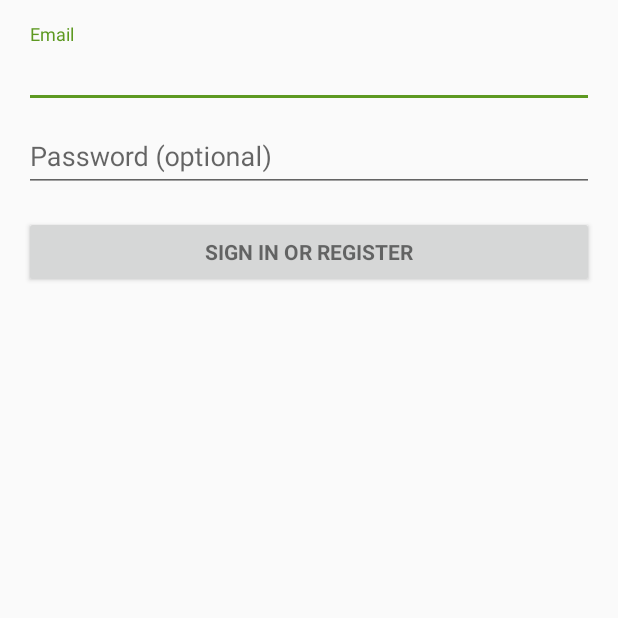
After one commit to wushi19/Ductv, an Android app: the LoginScreen screen opened directly, with no data from a screen before it, on a phone screen of 412 x 824 dp, the top half of it. The commit adds this screen. Run offline under Robolectric (Android 15) with nearby library versions, the phone set to English and light mode, and no system bars; 2 statements that could not run were skipped.

Commit message:
small updates to Android

```diff
--- a/Ducktv4Android/app/src/main/java/com/example/bryandeleon_vargas/ducktv4android/HomeScreen.java
+++ b/Ducktv4Android/app/src/main/java/com/example/bryandeleon_vargas/ducktv4android/HomeScreen.java
@@ -1,5 +1,6 @@
 package com.example.bryandeleon_vargas.ducktv4android;
 
+import android.content.Context;
 import android.graphics.Bitmap;
 import android.graphics.BitmapFactory;
 import android.support.design.widget.NavigationView;
@@ -14,6 +15,7 @@
 import android.view.MenuItem;
 import android.view.View;
 import android.widget.ImageView;
+import android.widget.Toast;
 
 public class HomeScreen extends AppCompatActivity {
 
--- /dev/null
+++ b/Ducktv4Android/app/src/main/java/com/example/bryandeleon_vargas/ducktv4android/LoginScreen.java
@@ -0,0 +1,349 @@
+package com.example.bryandeleon_vargas.ducktv4android;
+
+import android.animation.Animator;
+import android.animation.AnimatorListenerAdapter;
+import android.annotation.TargetApi;
+import android.content.pm.PackageManager;
+import android.support.annotation.NonNull;
+import android.support.design.widget.Snackbar;
+import android.support.v7.app.AppCompatActivity;
+import android.app.LoaderManager.LoaderCallbacks;
+
+import android.content.CursorLoader;
+import android.content.Loader;
+import android.database.Cursor;
+import android.net.Uri;
+import android.os.AsyncTask;
+
+import android.os.Build;
+import android.os.Bundle;
+import android.provider.ContactsContract;
+import android.text.TextUtils;
+import android.view.KeyEvent;
+import android.view.View;
+import android.view.View.OnClickListener;
+import android.view.inputmethod.EditorInfo;
+import android.widget.ArrayAdapter;
+import android.widget.AutoCompleteTextView;
+import android.widget.Button;
+import android.widget.EditText;
+import android.widget.TextView;
+
+import java.util.ArrayList;
+import java.util.List;
+
+import static android.Manifest.permission.READ_CONTACTS;
+
+/**
+ * A login screen that offers login via email/password.
+ */
+public class LoginScreen extends AppCompatActivity implements LoaderCallbacks<Cursor> {
+
+    /**
+     * Id to identity READ_CONTACTS permission request.
+     */
+    private static final int REQUEST_READ_CONTACTS = 0;
+
+    /**
+     * A dummy authentication store containing known user names and passwords.
+     * TODO: remove after connecting to a real authentication system.
+     */
+    private static final String[] DUMMY_CREDENTIALS = new String[]{
+            "foo@example.com:hello", "bar@example.com:world"
+    };
+    /**
+     * Keep track of the login task to ensure we can cancel it if requested.
+     */
+    private UserLoginTask mAuthTask = null;
+
+    // UI references.
+    private AutoCompleteTextView mEmailView;
+    private EditText mPasswordView;
+    private View mProgressView;
+    private View mLoginFormView;
+
+    @Override
+    protected void onCreate(Bundle savedInstanceState) {
+        super.onCreate(savedInstanceState);
+        setContentView(R.layout.activity_login_screen);
+        // Set up the login form.
+        mEmailView = (AutoCompleteTextView) findViewById(R.id.email);
+        populateAutoComplete();
+
+        mPasswordView = (EditText) findViewById(R.id.password);
+        mPasswordView.setOnEditorActionListener(new TextView.OnEditorActionListener() {
+            @Override
+            public boolean onEditorAction(TextView textView, int id, KeyEvent keyEvent) {
+                if (id == EditorInfo.IME_ACTION_DONE || id == EditorInfo.IME_NULL) {
+                    attemptLogin();
+                    return true;
+                }
+                return false;
+            }
+        });
+
+        Button mEmailSignInButton = (Button) findViewById(R.id.email_sign_in_button);
+        mEmailSignInButton.setOnClickListener(new OnClickListener() {
+            @Override
+            public void onClick(View view) {
+                attemptLogin();
+            }
+        });
+
+        mLoginFormView = findViewById(R.id.login_form);
+        mProgressView = findViewById(R.id.login_progress);
+    }
+
+    private void populateAutoComplete() {
+        if (!mayRequestContacts()) {
+            return;
+        }
+
+        getLoaderManager().initLoader(0, null, this);
+    }
+
+    private boolean mayRequestContacts() {
+        if (Build.VERSION.SDK_INT < Build.VERSION_CODES.M) {
+            return true;
+        }
+        if (checkSelfPermission(READ_CONTACTS) == PackageManager.PERMISSION_GRANTED) {
+            return true;
+        }
+        if (shouldShowRequestPermissionRationale(READ_CONTACTS)) {
+            Snackbar.make(mEmailView, R.string.permission_rationale, Snackbar.LENGTH_INDEFINITE)
+                    .setAction(android.R.string.ok, new View.OnClickListener() {
+                        @Override
+                        @TargetApi(Build.VERSION_CODES.M)
+                        public void onClick(View v) {
+                            requestPermissions(new String[]{READ_CONTACTS}, REQUEST_READ_CONTACTS);
+                        }
+                    });
+        } else {
+            requestPermissions(new String[]{READ_CONTACTS}, REQUEST_READ_CONTACTS);
+        }
+        return false;
+    }
+
+    /**
+     * Callback received when a permissions request has been completed.
+     */
+    @Override
+    public void onRequestPermissionsResult(int requestCode, @NonNull String[] permissions,
+                                           @NonNull int[] grantResults) {
+        if (requestCode == REQUEST_READ_CONTACTS) {
+            if (grantResults.length == 1 && grantResults[0] == PackageManager.PERMISSION_GRANTED) {
+                populateAutoComplete();
+            }
+        }
+    }
+
+
+    /**
+     * Attempts to sign in or register the account specified by the login form.
+     * If there are form errors (invalid email, missing fields, etc.), the
+     * errors are presented and no actual login attempt is made.
+     */
+    private void attemptLogin() {
+        if (mAuthTask != null) {
+            return;
+        }
+
+        // Reset errors.
+        mEmailView.setError(null);
+        mPasswordView.setError(null);
+
+        // Store values at the time of the login attempt.
+        String email = mEmailView.getText().toString();
+        String password = mPasswordView.getText().toString();
+
+        boolean cancel = false;
+        View focusView = null;
+
+        // Check for a valid password, if the user entered one.
+        if (!TextUtils.isEmpty(password) && !isPasswordValid(password)) {
+            mPasswordView.setError(getString(R.string.error_invalid_password));
+            focusView = mPasswordView;
+            cancel = true;
+        }
+
+        // Check for a valid email address.
+        if (TextUtils.isEmpty(email)) {
+            mEmailView.setError(getString(R.string.error_field_required));
+            focusView = mEmailView;
+            cancel = true;
+        } else if (!isEmailValid(email)) {
+            mEmailView.setError(getString(R.string.error_invalid_email));
+            focusView = mEmailView;
+            cancel = true;
+        }
+
+        if (cancel) {
+            // There was an error; don't attempt login and focus the first
+            // form field with an error.
+            focusView.requestFocus();
+        } else {
+            // Show a progress spinner, and kick off a background task to
+            // perform the user login attempt.
+            showProgress(true);
+            mAuthTask = new UserLoginTask(email, password);
+            mAuthTask.execute((Void) null);
+        }
+    }
+
+    private boolean isEmailValid(String email) {
+        //TODO: Replace this with your own logic
+        return email.contains("@");
+    }
+
+    private boolean isPasswordValid(String password) {
+        //TODO: Replace this with your own logic
+        return password.length() > 4;
+    }
+
+    /**
+     * Shows the progress UI and hides the login form.
+     */
+    @TargetApi(Build.VERSION_CODES.HONEYCOMB_MR2)
+    private void showProgress(final boolean show) {
+        // On Honeycomb MR2 we have the ViewPropertyAnimator APIs, which allow
+        // for very easy animations. If available, use these APIs to fade-in
+        // the progress spinner.
+        if (Build.VERSION.SDK_INT >= Build.VERSION_CODES.HONEYCOMB_MR2) {
+            int shortAnimTime = getResources().getInteger(android.R.integer.config_shortAnimTime);
+
+            mLoginFormView.setVisibility(show ? View.GONE : View.VISIBLE);
+            mLoginFormView.animate().setDuration(shortAnimTime).alpha(
+                    show ? 0 : 1).setListener(new AnimatorListenerAdapter() {
+                @Override
+                public void onAnimationEnd(Animator animation) {
+                    mLoginFormView.setVisibility(show ? View.GONE : View.VISIBLE);
+                }
+            });
+
+            mProgressView.setVisibility(show ? View.VISIBLE : View.GONE);
+            mProgressView.animate().setDuration(shortAnimTime).alpha(
+                    show ? 1 : 0).setListener(new AnimatorListenerAdapter() {
+                @Override
+                public void onAnimationEnd(Animator animation) {
+                    mProgressView.setVisibility(show ? View.VISIBLE : View.GONE);
+                }
+            });
+        } else {
+            // The ViewPropertyAnimator APIs are not available, so simply show
+            // and hide the relevant UI components.
+            mProgressView.setVisibility(show ? View.VISIBLE : View.GONE);
+            mLoginFormView.setVisibility(show ? View.GONE : View.VISIBLE);
+        }
+    }
+
+    @Override
+    public Loader<Cursor> onCreateLoader(int i, Bundle bundle) {
+        return new CursorLoader(this,
+                // Retrieve data rows for the device user's 'profile' contact.
+                Uri.withAppendedPath(ContactsContract.Profile.CONTENT_URI,
+                        ContactsContract.Contacts.Data.CONTENT_DIRECTORY), ProfileQuery.PROJECTION,
+
+                // Select only email addresses.
+                ContactsContract.Contacts.Data.MIMETYPE +
+                        " = ?", new String[]{ContactsContract.CommonDataKinds.Email
+                .CONTENT_ITEM_TYPE},
+
+                // Show primary email addresses first. Note that there won't be
+                // a primary email address if the user hasn't specified one.
+                ContactsContract.Contacts.Data.IS_PRIMARY + " DESC");
+    }
+
+    @Override
+    public void onLoadFinished(Loader<Cursor> cursorLoader, Cursor cursor) {
+        List<String> emails = new ArrayList<>();
+        cursor.moveToFirst();
+        while (!cursor.isAfterLast()) {
+            emails.add(cursor.getString(ProfileQuery.ADDRESS));
+            cursor.moveToNext();
+        }
+
+        addEmailsToAutoComplete(emails);
+    }
+
+    @Override
+    public void onLoaderReset(Loader<Cursor> cursorLoader) {
+
+    }
+
+    private void addEmailsToAutoComplete(List<String> emailAddressCollection) {
+        //Create adapter to tell the AutoCompleteTextView what to show in its dropdown list.
+        ArrayAdapter<String> adapter =
+                new ArrayAdapter<>(LoginScreen.this,
+                        android.R.layout.simple_dropdown_item_1line, emailAddressCollection);
+
+        mEmailView.setAdapter(adapter);
+    }
+
+
+    private interface ProfileQuery {
+        String[] PROJECTION = {
+                ContactsContract.CommonDataKinds.Email.ADDRESS,
+                ContactsContract.CommonDataKinds.Email.IS_PRIMARY,
+        };
+
+        int ADDRESS = 0;
+        int IS_PRIMARY = 1;
+    }
+
+    /**
+     * Represents an asynchronous login/registration task used to authenticate
+     * the user.
+     */
+    public class UserLoginTask extends AsyncTask<Void, Void, Boolean> {
+
+        private final String mEmail;
+        private final String mPassword;
+
+        UserLoginTask(String email, String password) {
+            mEmail = email;
+            mPassword = password;
+        }
+
+        @Override
+        protected Boolean doInBackground(Void... params) {
+            // TODO: attempt authentication against a network service.
+
+            try {
+                // Simulate network access.
+                Thread.sleep(2000);
+            } catch (InterruptedException e) {
+                return false;
+            }
+
+            for (String credential : DUMMY_CREDENTIALS) {
+                String[] pieces = credential.split(":");
+                if (pieces[0].equals(mEmail)) {
+                    // Account exists, return true if the password matches.
+                    return pieces[1].equals(mPassword);
+                }
+            }
+
+            // TODO: register the new account here.
+            return true;
+        }
+
+        @Override
+        protected void onPostExecute(final Boolean success) {
+            mAuthTask = null;
+            showProgress(false);
+
+            if (success) {
+                finish();
+            } else {
+                mPasswordView.setError(getString(R.string.error_incorrect_password));
+                mPasswordView.requestFocus();
+            }
+        }
+
+        @Override
+        protected void onCancelled() {
+            mAuthTask = null;
+            showProgress(false);
+        }
+    }
+}
--- /dev/null
+++ b/Ducktv4Android/app/src/main/res/layout/activity_login_screen.xml
@@ -0,0 +1,78 @@
+<?xml version="1.0" encoding="utf-8"?>
+<LinearLayout xmlns:android="http://schemas.android.com/apk/res/android"
+    xmlns:tools="http://schemas.android.com/tools"
+    android:layout_width="match_parent"
+    android:layout_height="match_parent"
+    android:gravity="center_horizontal"
+    android:orientation="vertical"
+    android:paddingLeft="@dimen/activity_horizontal_margin"
+    android:paddingTop="@dimen/activity_vertical_margin"
+    android:paddingRight="@dimen/activity_horizontal_margin"
+    android:paddingBottom="@dimen/activity_vertical_margin"
+    tools:context=".LoginScreen">
+
+    <!-- Login progress -->
+    <ProgressBar
+        android:id="@+id/login_progress"
+        style="?android:attr/progressBarStyleLarge"
+        android:layout_width="wrap_content"
+        android:layout_height="wrap_content"
+        android:layout_marginBottom="8dp"
+        android:visibility="gone" />
+
+    <ScrollView
+        android:id="@+id/login_form"
+        android:layout_width="match_parent"
+        android:layout_height="match_parent">
+
+        <LinearLayout
+            android:id="@+id/email_login_form"
+            android:layout_width="match_parent"
+            android:layout_height="wrap_content"
+            android:orientation="vertical">
+
+            <android.support.design.widget.TextInputLayout
+                android:layout_width="match_parent"
+                android:layout_height="wrap_content">
+
+                <AutoCompleteTextView
+                    android:id="@+id/email"
+                    android:layout_width="match_parent"
+                    android:layout_height="wrap_content"
+                    android:hint="@string/prompt_email"
+                    android:inputType="textEmailAddress"
+                    android:maxLines="1"
+                    android:singleLine="true" />
+
+            </android.support.design.widget.TextInputLayout>
+
+            <android.support.design.widget.TextInputLayout
+                android:layout_width="match_parent"
+                android:layout_height="wrap_content">
+
+                <EditText
+                    android:id="@+id/password"
+                    android:layout_width="match_parent"
+                    android:layout_height="wrap_content"
+                    android:hint="@string/prompt_password"
+                    android:imeActionId="6"
+                    android:imeActionLabel="@string/action_sign_in_short"
+                    android:imeOptions="actionUnspecified"
+                    android:inputType="textPassword"
+                    android:maxLines="1"
+                    android:singleLine="true" />
+
+            </android.support.design.widget.TextInputLayout>
+
+            <Button
+                android:id="@+id/email_sign_in_button"
+                style="?android:textAppearanceSmall"
+                android:layout_width="match_parent"
+                android:layout_height="wrap_content"
+                android:layout_marginTop="16dp"
+                android:text="@string/action_sign_in"
+                android:textStyle="bold" />
+
+        </LinearLayout>
+    </ScrollView>
+</LinearLayout>
--- a/Ducktv4Android/app/src/main/res/values/colors.xml
+++ b/Ducktv4Android/app/src/main/res/values/colors.xml
@@ -1,6 +1,6 @@
 <?xml version="1.0" encoding="utf-8"?>
 <resources>
-    <color name="colorPrimary">#008577</color>
-    <color name="colorPrimaryDark">#00574B</color>
-    <color name="colorAccent">#D81B60</color>
+    <color name="colorPrimary">#e9d3ff</color>
+    <color name="colorPrimaryDark">#5d2199</color>
+    <color name="colorAccent">#5d9921</color>
 </resources>
--- /dev/null
+++ b/Ducktv4Android/app/src/main/res/values/dimens.xml
@@ -0,0 +1,5 @@
+<resources>
+    <!-- Default screen margins, per the Android Design guidelines. -->
+    <dimen name="activity_horizontal_margin">16dp</dimen>
+    <dimen name="activity_vertical_margin">16dp</dimen>
+</resources>
--- a/Ducktv4Android/app/src/main/res/values/strings.xml
+++ b/Ducktv4Android/app/src/main/res/values/strings.xml
@@ -1,3 +1,16 @@
 <resources>
     <string name="app_name">Ducktv4Android</string>
+    <string name="title_activity_login_screen">Sign in</string>
+    <!-- Strings related to login -->
+    <string name="prompt_email">Email</string>
+    <string name="prompt_password">Password (optional)</string>
+    <string name="action_sign_in">Sign in or register</string>
+    <string name="action_sign_in_short">Sign in</string>
+    <string name="error_invalid_email">This email address is invalid</string>
+    <string name="error_invalid_password">This password is too short</string>
+    <string name="error_incorrect_password">This password is incorrect</string>
+    <string name="error_field_required">This field is required</string>
+    <string name="permission_rationale">"Contacts permissions are needed for providing email
+        completions."
+    </string>
 </resources>
```
Also changed, not shown: Ducktv4Android/app/src/main/AndroidManifest.xml (+9 -1 lines), Ducktv4Android/app/src/main/res/layout/activity_home_screen.xml (+20 -1 lines), Ducktv4Android/app/src/main/res/layout/nav_header.xml (+17 -9 lines).
